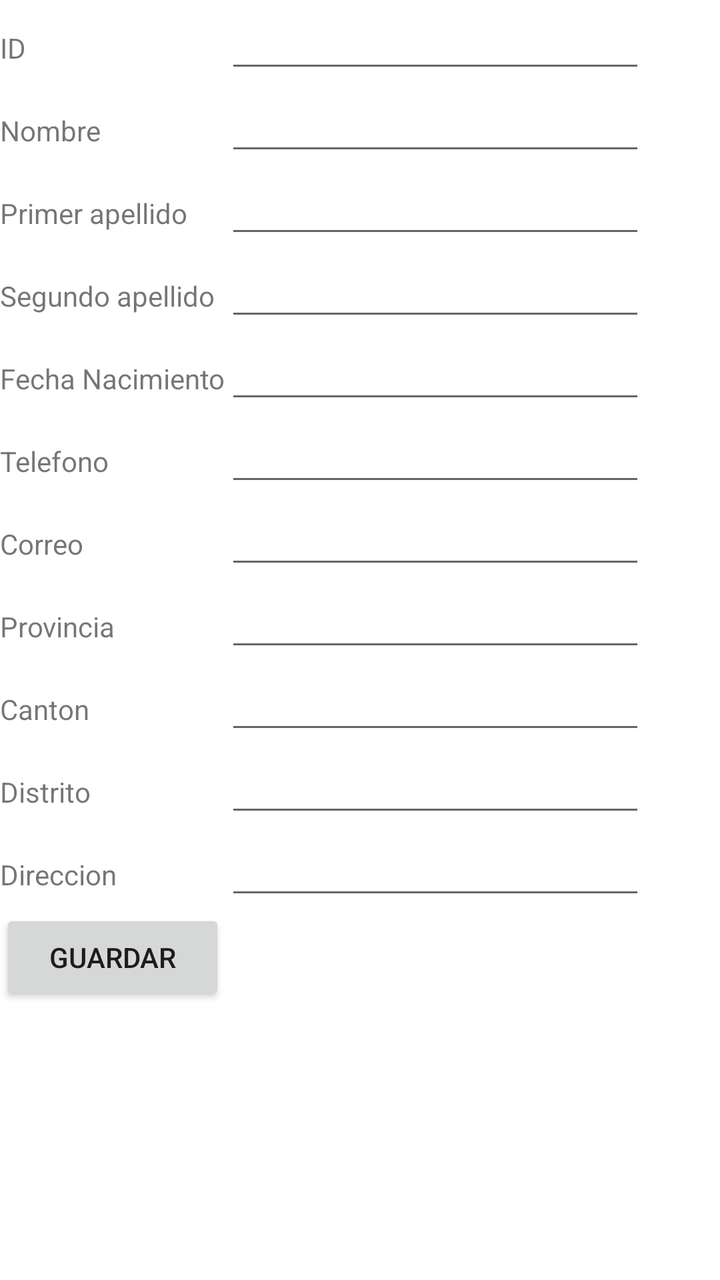
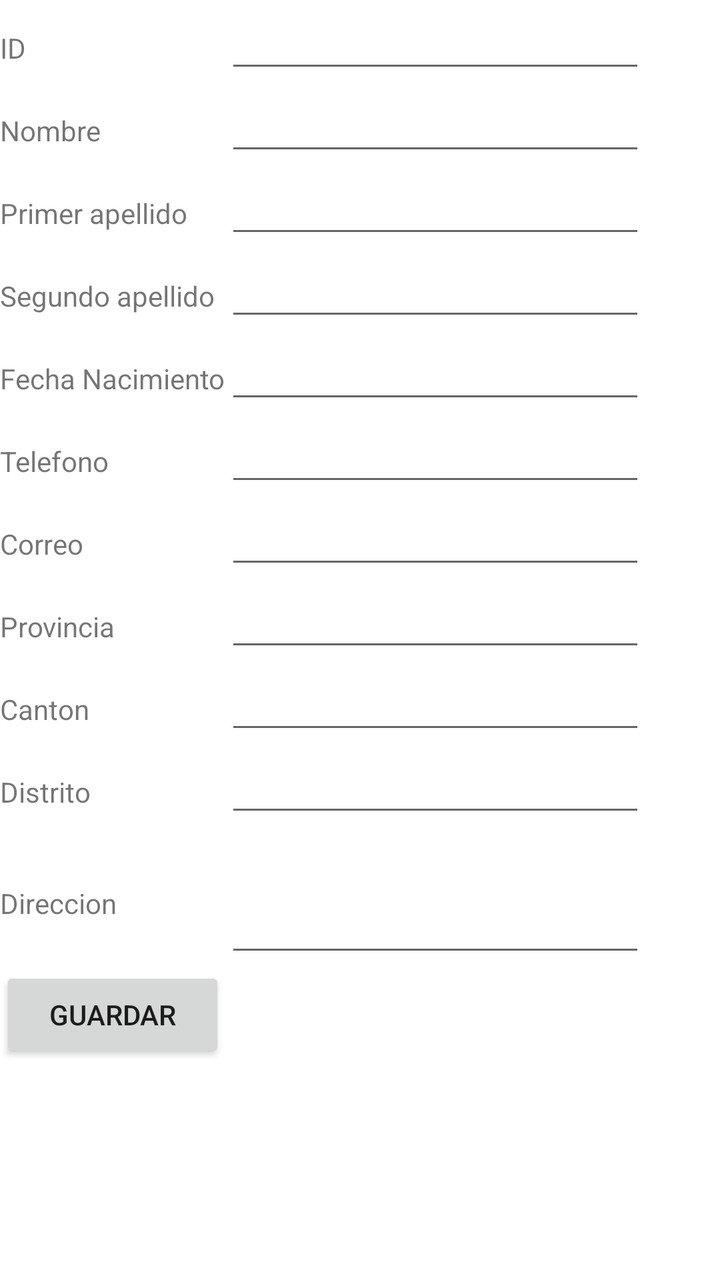

An Android layout rendered at two revisions. The XML below is the earlier revision; the diff shows what the commit changed to produce the second picture.
<!-- AndroidManifest.xml: application theme Theme.Census -->
<!-- res/layout/activity_person.xml -->
<?xml version="1.0" encoding="utf-8"?>
<androidx.constraintlayout.widget.ConstraintLayout xmlns:android="http://schemas.android.com/apk/res/android"
    xmlns:app="http://schemas.android.com/apk/res-auto"
    xmlns:tools="http://schemas.android.com/tools"
    android:id="@+id/main"
    android:layout_width="match_parent"
    android:layout_height="match_parent"
    tools:context=".PersonActivity">

    <TableLayout
        android:layout_width="409dp"
        android:layout_height="729dp"
        tools:layout_editor_absoluteX="1dp"
        tools:layout_editor_absoluteY="1dp">

        <TableRow
            android:layout_width="match_parent"
            android:layout_height="match_parent" >

            <TextView
                android:id="@+id/textView"
                android:layout_width="wrap_content"
                android:layout_height="wrap_content"
                android:text="@string/TextID" />

            <EditText
                android:id="@+id/TxtID_Person"
                android:layout_width="wrap_content"
                android:layout_height="wrap_content"
                android:ems="10"
                android:inputType="text" />

        </TableRow>

        <TableRow
            android:layout_width="match_parent"
            android:layout_height="match_parent" >

            <TextView
                android:id="@+id/textView2"
                android:layout_width="wrap_content"
                android:layout_height="wrap_content"
                android:text="@string/TextName" />

            <EditText
                android:id="@+id/TxtName_Person"
                android:layout_width="wrap_content"
                android:layout_height="wrap_content"
                android:ems="10"
                android:inputType="text" />

        </TableRow>

        <TableRow
            android:layout_width="match_parent"
            android:layout_height="match_parent" >

            <TextView
                android:id="@+id/textView3"
                android:layout_width="wrap_content"
                android:layout_height="wrap_content"
                android:text="@string/TextLastName" />

            <EditText
                android:id="@+id/TxtLastName_Person"
                android:layout_width="wrap_content"
                android:layout_height="wrap_content"
                android:ems="10"
                android:inputType="text" />

        </TableRow>

        <TableRow
            android:layout_width="match_parent"
            android:layout_height="match_parent" >

            <TextView
                android:id="@+id/textView4"
                android:layout_width="wrap_content"
                android:layout_height="wrap_content"
                android:text="@string/TextSLastName" />

            <EditText
                android:id="@+id/TxtSLastName_Person"
                android:layout_width="wrap_content"
                android:layout_height="wrap_content"
                android:ems="10"
                android:inputType="text" />

        </TableRow>

        <TableRow
            android:layout_width="match_parent"
            android:layout_height="match_parent">

            <TextView
                android:id="@+id/textView11"
                android:layout_width="wrap_content"
                android:layout_height="wrap_content"
                android:text="@string/TextBirthdate" />

            <EditText
                android:id="@+id/TxtBirthdate_Person"
                android:layout_width="wrap_content"
                android:layout_height="wrap_content"
                android:ems="10"
                android:inputType="text" />
        </TableRow>

        <TableRow
            android:layout_width="match_parent"
            android:layout_height="match_parent" >

            <TextView
                android:id="@+id/textView5"
                android:layout_width="wrap_content"
                android:layout_height="wrap_content"
                android:text="@string/TextPhone" />

            <EditText
                android:id="@+id/TxtPhone_Person"
                android:layout_width="wrap_content"
                android:layout_height="wrap_content"
                android:ems="10"
                android:inputType="text" />

        </TableRow>

        <TableRow
            android:layout_width="match_parent"
            android:layout_height="match_parent" >

            <TextView
                android:layout_width="wrap_content"
                android:layout_height="wrap_content"
                android:text="@string/TextEmail" />

            <EditText
                android:id="@+id/TxtEmail_Person"
                android:layout_width="wrap_content"
                android:layout_height="wrap_content"
                android:ems="10"
                android:inputType="text" />

        </TableRow>

        <TableRow
            android:layout_width="match_parent"
            android:layout_height="match_parent" >

            <TextView
                android:id="@+id/textView7"
                android:layout_width="wrap_content"
                android:layout_height="wrap_content"
                android:text="@string/TextProvince" />

            <EditText
                android:id="@+id/TxtProvince_Person"
                android:layout_width="wrap_content"
                android:layout_height="wrap_content"
                android:ems="10"
                android:inputType="text" />
        </TableRow>

        <TableRow
            android:layout_width="match_parent"
            android:layout_height="match_parent" >

            <TextView
                android:id="@+id/textView8"
                android:layout_width="wrap_content"
                android:layout_height="wrap_content"
                android:text="@string/TextState" />

            <EditText
                android:id="@+id/TxtState_Person"
                android:layout_width="wrap_content"
                android:layout_height="wrap_content"
                android:ems="10"
                android:inputType="text" />
        </TableRow>

        <TableRow
            android:layout_width="match_parent"
            android:layout_height="match_parent" >

            <TextView
                android:id="@+id/textView9"
                android:layout_width="wrap_content"
                android:layout_height="wrap_content"
                android:text="@string/TextDistrict" />

            <EditText
                android:id="@+id/TxtDistrict_Person"
                android:layout_width="wrap_content"
                android:layout_height="wrap_content"
                android:ems="10"
                android:inputType="text" />
        </TableRow>

        <TableRow
            android:layout_width="match_parent"
            android:layout_height="match_parent" >

            <TextView
                android:id="@+id/textView10"
                android:layout_width="wrap_content"
                android:layout_height="wrap_content"
                android:text="@string/TextAddress" />

            <EditText
                android:id="@+id/TxtAddress_Person"
                android:layout_width="wrap_content"
                android:layout_height="wrap_content"
                android:ems="10"
                android:inputType="text" />
        </TableRow>

        <TableRow
            android:layout_width="match_parent"
            android:layout_height="match_parent" >

            <Button
                android:id="@+id/btnSave_person"
                android:layout_width="wrap_content"
                android:layout_height="wrap_content"
                android:text="Guardar" />
        </TableRow>
    </TableLayout>
</androidx.constraintlayout.widget.ConstraintLayout>
<!-- resources referenced by this layout -->
<resources>
  <string name="TextAddress">Direccion</string>
  <string name="TextBirthdate">Fecha Nacimiento</string>
  <string name="TextDistrict">Distrito</string>
  <string name="TextEmail">Correo</string>
  <string name="TextID">ID</string>
  <string name="TextLastName">Primer apellido</string>
  <string name="TextName">Nombre</string>
  <string name="TextPhone">Telefono</string>
  <string name="TextProvince">Provincia</string>
  <string name="TextSLastName">Segundo apellido</string>
  <string name="TextState">Canton</string>
  <style name="Theme.Census" parent="Base.Theme.Census" />
  <style name="Base.Theme.Census" parent="Theme.MaterialComponents.DayNight.DarkActionBar">
          
          
      </style>
</resources>

<!-- the commit's change to res/layout/activity_person.xml (unified diff, before → after) -->
@@ -24,7 +24,7 @@
                 android:text="@string/TextID" />
 
             <EditText
-                android:id="@+id/TxtID_Person"
+                android:id="@+id/TxtId_Person"
                 android:layout_width="wrap_content"
                 android:layout_height="wrap_content"
                 android:ems="10"
@@ -211,7 +211,7 @@
             <EditText
                 android:id="@+id/TxtAddress_Person"
                 android:layout_width="wrap_content"
-                android:layout_height="wrap_content"
+                android:layout_height="70dp"
                 android:ems="10"
                 android:inputType="text" />
         </TableRow>
